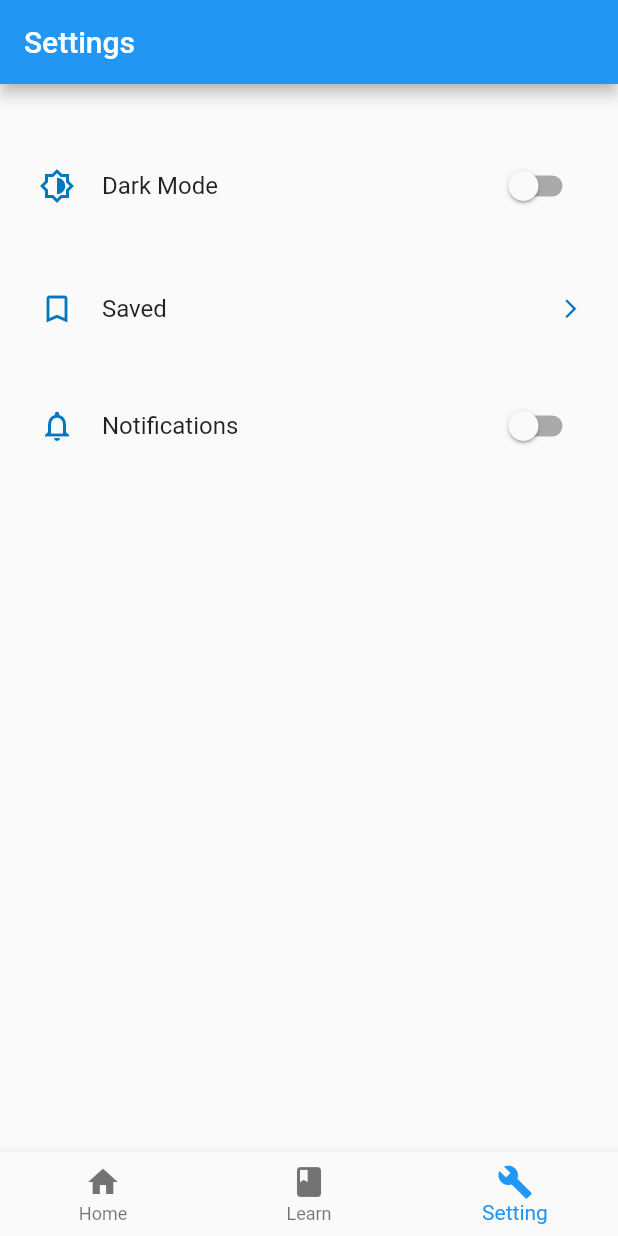
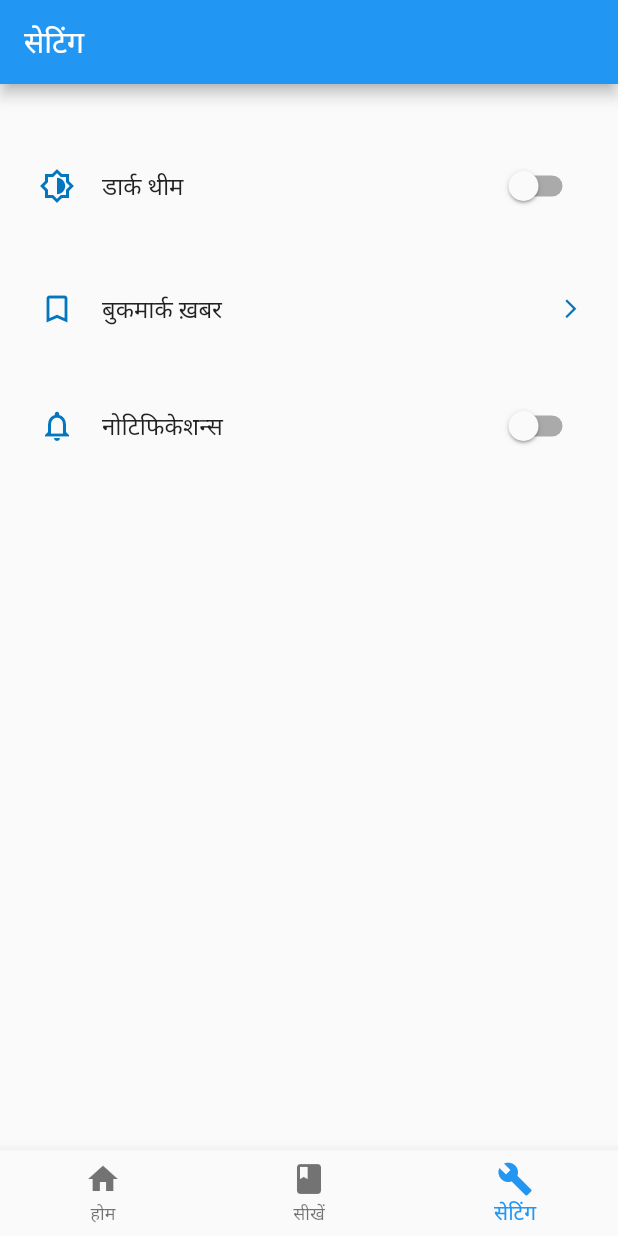
Before and after one commit to dkofficial24/crypto_khabar, a Flutter app: the screen it shows after launch, item 3 of the bottom bar chosen, on a phone screen of 412 x 824 dp. Run offline on Flutter 3.47's test engine with Material 2 defaults, Android fonts, the phone set to English and light mode, and no system bars; our stand-ins replace cloud_firestore, connectivity, expandable, firebase_analytics, firebase_auth, firebase_core and 14 more; missing offline and left inert: broadcast_events; accounts and stored records are empty.

Commit message:
- change words english to hindi through the app

```diff
--- a/lib/article/page/article_detail_page.dart
+++ b/lib/article/page/article_detail_page.dart
@@ -27,7 +27,7 @@ class DetailPageState extends State<ArticleDetailPage> {
 
     return Scaffold(
         appBar: AppBar(
-          title: Text("Article"),
+          title: Text("आर्टिकल"),
           actions: [
             IconButton(
                 onPressed: (){
@@ -84,7 +84,7 @@ class DetailPageState extends State<ArticleDetailPage> {
       try {
         bool status = await ArticleService().saveArticle(article);
         if(status) {
-          AppUtils.showToast("Article saved");
+          AppUtils.showToast("आर्टिकल बुकमार्क हो गयी");
         }
       }catch(e){
         print("ERROR:$e");
--- a/lib/constants.dart
+++ b/lib/constants.dart
@@ -2,3 +2,4 @@ const String AppName = "Crypto App";
 
 
    const String ThemeChange = "ThemeChange";
+   const String NewsReceivedEvent = "NewsReceived";
--- a/lib/dashboard/page/dashboard_page.dart
+++ b/lib/dashboard/page/dashboard_page.dart
@@ -38,15 +38,15 @@ class _DashboardPageState extends State<DashboardPage> {
         items: const <BottomNavigationBarItem>[
           BottomNavigationBarItem(
             icon: Icon(Icons.home),
-            label: 'Home',
+            label: 'होम',
           ),
           BottomNavigationBarItem(
             icon: Icon(Icons.book),
-            label: 'Learn',
+            label: 'सीखें',
           ),
           BottomNavigationBarItem(
             icon: Icon(Icons.build),
-            label: 'Setting',
+            label: 'सेटिंग',
           ),
         ],
       ),
--- a/lib/dashboard/page/news_details_page.dart
+++ b/lib/dashboard/page/news_details_page.dart
@@ -87,7 +87,7 @@ class _NewsDetailsPageState extends State<NewsDetailsPage> {
       try {
        bool status = await NewsService().saveNews(newsItem);
        if(status) {
-         AppUtils.showToast("News saved");
+         AppUtils.showToast("बुकमार्क हो गयी");
        }
       }catch(e){
         print("ERROR:$e");
--- a/lib/dashboard/page/saved_news_page.dart
+++ b/lib/dashboard/page/saved_news_page.dart
@@ -24,7 +24,7 @@ class _SavedNewsPageState extends State<SavedNewsPage> {
       create: (ctx) => _provider,
       child: Scaffold(
         appBar: AppBar(
-          title: Text("Saved News"),
+          title: Text("बुकमार्क ख़बर"),
         ),
         body: Consumer<SavedNewsProvider>(
           builder: (context, provider, child) {
--- a/lib/dashboard/provider/top_news_provider.dart
+++ b/lib/dashboard/provider/top_news_provider.dart
@@ -39,7 +39,7 @@ class TopNewsProvider extends ChangeNotifier {
       try {
         bool status = await NewsService().saveNews(newsItem);
         if(status) {
-          AppUtils.showToast("News saved");
+          AppUtils.showToast("बुकमार्क हो गयी");
         }
       }catch(e){
         print("ERROR:$e");
--- a/lib/profile/page/profile_page.dart
+++ b/lib/profile/page/profile_page.dart
@@ -27,7 +27,7 @@ class _ProfilePageState extends State<ProfilePage> {
         builder: (ctx, provider, child) {
           return Scaffold(
             appBar: AppBar(
-              title: Text("Settings"),
+              title: Text("सेटिंग"),
             ),
             body: Container(
                 padding: EdgeInsets.symmetric(horizontal: 24, vertical: 16),
@@ -35,7 +35,7 @@ class _ProfilePageState extends State<ProfilePage> {
                   children: [
                     SizedBox(height: 12),
                     ProfileItem(
-                      title: "Dark Mode",
+                      title: "डार्क थीम",
                       iconData: Icons.brightness_6_outlined,
                       callback: () {},
                       lastChild: Switch(
@@ -52,7 +52,7 @@ class _ProfilePageState extends State<ProfilePage> {
                     ),
                     SizedBox(height: 12),
                     ProfileItem(
-                      title: "Saved",
+                      title: "बुकमार्क ख़बर",
                       iconData: Icons.bookmark_outline,
                       callback: () {
                         Navigator.pushNamed(context, AppRoutes.SavedNewsPage);
@@ -64,7 +64,7 @@ class _ProfilePageState extends State<ProfilePage> {
                     ),
                     SizedBox(height: 8),
                     ProfileItem(
-                      title: "Notifications",
+                      title: "नोटिफिकेशन्स",
                       iconData: Icons.notifications_outlined,
                       callback: () {},
                       lastChild: Switch(
--- a/lib/shared/firebase_service/firebase_push_notification_service.dart
+++ b/lib/shared/firebase_service/firebase_push_notification_service.dart
@@ -1,4 +1,6 @@
+import 'package:broadcast_events/broadcast_events.dart';
 import 'package:cloud_firestore/cloud_firestore.dart';
+import 'package:crypto_khabar/constants.dart';
 import 'package:crypto_khabar/dashboard/model/news_item.dart';
 import 'package:crypto_khabar/dashboard/page/dashboard_page.dart';
 import 'package:crypto_khabar/profile/service/profile_setting_service.dart';
@@ -7,8 +9,6 @@ import 'package:crypto_khabar/shared/services/notification_service.dart';
 import 'package:crypto_khabar/shared/services/shared_pref_helper.dart';
 import 'package:crypto_khabar/shared/widget/loader_controller.dart';
 import 'package:crypto_khabar/utils/app_routes.dart';
-import 'package:crypto_khabar/utils/app_utils.dart';
-import 'package:firebase_auth/firebase_auth.dart';
 import 'package:firebase_messaging/firebase_messaging.dart';
 import 'package:flutter/material.dart';
 
@@ -45,11 +45,11 @@ class PushNotificationService {
       FirebaseMessaging.onMessage.listen((RemoteMessage remoteMessage) {
         final remoteNotification = remoteMessage.notification;
         print("message received");
-        AppUtils.showToast("Notification received");
         if (ProfileSettingService().notificationStatus) {
           NotificationService().showNotification(
               remoteNotification.title, remoteNotification.body);
         }
+       // BroadcastEvents().publish(NewsReceivedEvent);
       });
       FirebaseMessaging.onMessageOpenedApp.listen((remoteMessage) async {
         if (remoteMessage == null) return;
```
Also changed, not shown: lib/dashboard/page/top_news_page.dart (+11 -3 lines), 1 other file.
